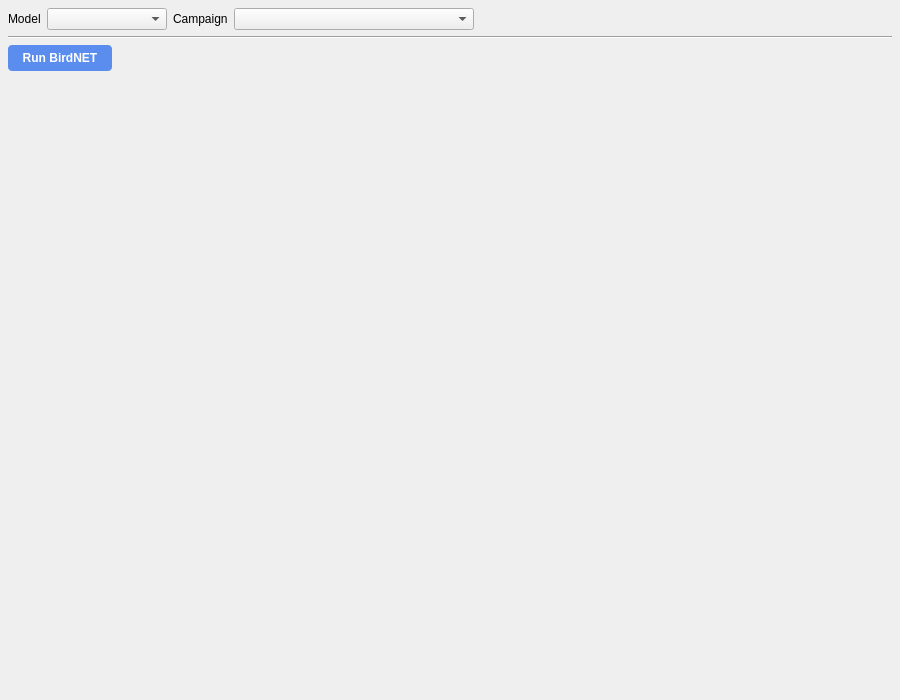
Old version of the form src/pam_analyzer/ui/panels/birdnet_panel.ui in the repository kenwer/pam-analyzer.
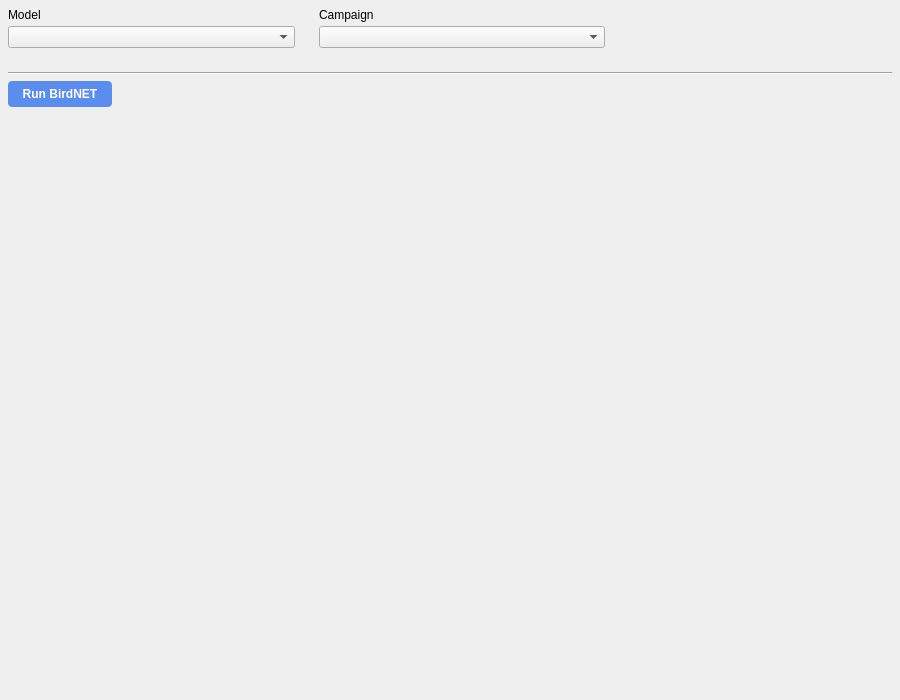
New version of the form.

Commit message: Show the selected model's info and download status in the BirdNET panel

Diff of the .ui file:
```diff
--- a/src/pam_analyzer/ui/panels/birdnet_panel.ui
+++ b/src/pam_analyzer/ui/panels/birdnet_panel.ui
@@ -24,32 +24,38 @@
     <number>8</number>
    </property>
    <item>
-    <layout class="QHBoxLayout" name="campaign_row">
-     <item>
+    <layout class="QGridLayout" name="selection_grid" columnstretch="1,1,1">
+     <property name="horizontalSpacing">
+      <number>24</number>
+     </property>
+     <property name="verticalSpacing">
+      <number>4</number>
+     </property>
+     <item row="0" column="0">
       <widget class="QLabel" name="model_label">
        <property name="text">
         <string>Model</string>
        </property>
       </widget>
      </item>
-     <item>
-      <widget class="QComboBox" name="model_combo">
-       <property name="minimumSize">
-        <size>
-         <width>120</width>
-         <height>0</height>
-        </size>
-       </property>
-      </widget>
-     </item>
-     <item>
+     <item row="0" column="1">
       <widget class="QLabel" name="campaign_label">
        <property name="text">
         <string>Campaign</string>
        </property>
       </widget>
      </item>
-     <item>
+     <item row="1" column="0">
+      <widget class="QComboBox" name="model_combo">
+       <property name="minimumSize">
+        <size>
+         <width>200</width>
+         <height>0</height>
+        </size>
+       </property>
+      </widget>
+     </item>
+     <item row="1" column="1">
       <widget class="QComboBox" name="campaign_combo">
        <property name="minimumSize">
         <size>
@@ -59,28 +65,37 @@
        </property>
       </widget>
      </item>
-     <item>
-      <widget class="QLabel" name="filter_info_label">
+     <item row="2" column="0">
+      <widget class="QLabel" name="model_caption_label">
        <property name="styleSheet">
         <string>color: palette(placeholder-text);</string>
        </property>
-       <property name="text">
-        <string/>
+       <property name="textFormat">
+        <enum>Qt::TextFormat::RichText</enum>
+       </property>
+       <property name="alignment">
+        <set>Qt::AlignmentFlag::AlignLeading|Qt::AlignmentFlag::AlignLeft|Qt::AlignmentFlag::AlignTop</set>
+       </property>
+       <property name="wordWrap">
+        <bool>true</bool>
+       </property>
+       <property name="openExternalLinks">
+        <bool>true</bool>
        </property>
       </widget>
      </item>
-     <item>
-      <spacer name="campaign_spacer">
-       <property name="orientation">
-        <enum>Qt::Orientation::Horizontal</enum>
+     <item row="2" column="1">
+      <widget class="QLabel" name="campaign_caption_label">
+       <property name="styleSheet">
+        <string notr="true">color: palette(placeholder-text);</string>
        </property>
-       <property name="sizeHint" stdset="0">
-        <size>
-         <width>40</width>
-         <height>20</height>
-        </size>
+       <property name="alignment">
+        <set>Qt::AlignmentFlag::AlignLeading|Qt::AlignmentFlag::AlignLeft|Qt::AlignmentFlag::AlignTop</set>
        </property>
-      </spacer>
+       <property name="wordWrap">
+        <bool>true</bool>
+       </property>
+      </widget>
      </item>
     </layout>
    </item>
@@ -96,6 +111,9 @@
    </item>
    <item>
     <layout class="QHBoxLayout" name="run_row">
+     <property name="spacing">
+      <number>12</number>
+     </property>
      <item>
       <widget class="QPushButton" name="run_button">
        <property name="styleSheet">
```
Left out of the diff: 12 changed lines with no effect on the pictures. The commit also changes 8 other files.
